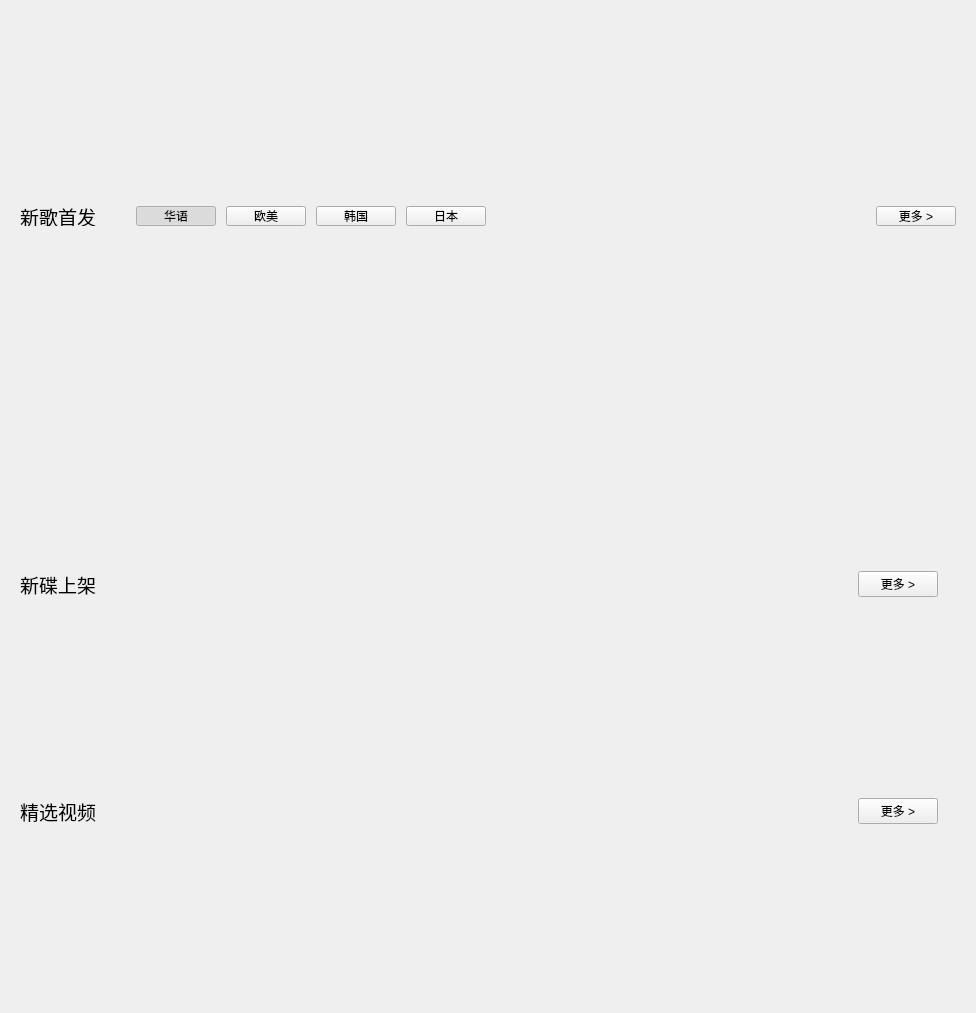
This is KuGouStart/MusicRepository/MusicRepository.ui in a-mo-xi-wei/Qt-KuGouAppClient as Qt 5 draws it before an edit. The edited form follows.
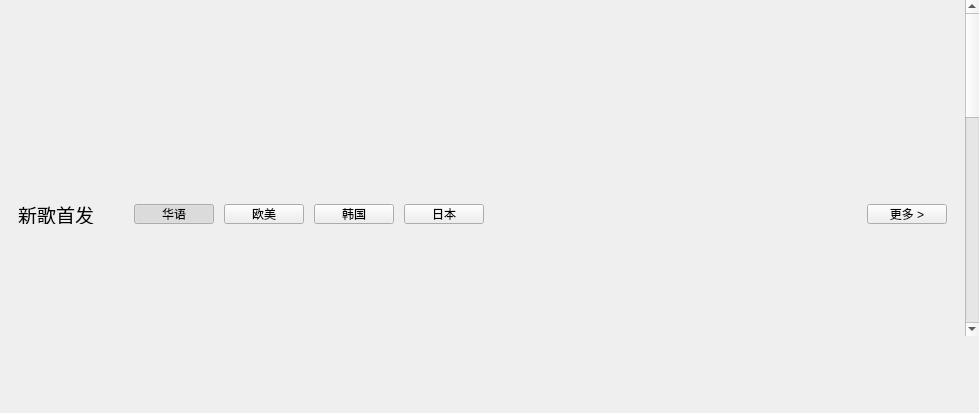
This is the edited form. Custom widgets are drawn as their Qt base class.

Commit message: 根据MyScrollArea的重构，删除相应的代码

```diff
--- a/KuGouStart/MusicRepository/MusicRepository.ui
+++ b/KuGouStart/MusicRepository/MusicRepository.ui
@@ -9,8 +9,8 @@
    <rect>
     <x>0</x>
     <y>0</y>
-    <width>976</width>
-    <height>1013</height>
+    <width>979</width>
+    <height>413</height>
    </rect>
   </property>
   <property name="sizePolicy">
@@ -22,6 +22,42 @@
   <property name="windowTitle">
    <string>MusicRepository</string>
   </property>
+  <layout class="QVBoxLayout" name="verticalLayout_4">
+   <property name="spacing">
+    <number>0</number>
+   </property>
+   <property name="leftMargin">
+    <number>0</number>
+   </property>
+   <property name="topMargin">
+    <number>0</number>
+   </property>
+   <property name="rightMargin">
+    <number>0</number>
+   </property>
+   <property name="bottomMargin">
+    <number>0</number>
+   </property>
+   <item>
+    <widget class="MyScrollArea" name="scrollArea">
+     <property name="frameShape">
+      <enum>QFrame::NoFrame</enum>
+     </property>
+     <property name="horizontalScrollBarPolicy">
+      <enum>Qt::ScrollBarAlwaysOff</enum>
+     </property>
+     <property name="widgetResizable">
+      <bool>true</bool>
+     </property>
+     <widget class="QWidget" name="scrollAreaWidgetContents">
+      <property name="geometry">
+       <rect>
+        <x>0</x>
+        <y>0</y>
+        <width>962</width>
+        <height>990</height>
+       </rect>
+      </property>
   <layout class="QVBoxLayout" name="verticalLayout_3">
    <item>
     <widget class="QWidget" name="widget" native="true">
@@ -826,6 +862,10 @@
      </layout>
     </widget>
    </item>
+      </layout>
+     </widget>
+    </widget>
+   </item>
    <item>
     <spacer name="verticalSpacer">
      <property name="orientation">
@@ -834,7 +874,7 @@
      <property name="sizeHint" stdset="0">
       <size>
        <width>20</width>
-       <height>1</height>
+       <height>5</height>
       </size>
      </property>
     </spacer>
@@ -860,6 +900,12 @@
    <header>MusicRepoVideo.h</header>
    <container>1</container>
   </customwidget>
+  <customwidget>
+   <class>MyScrollArea</class>
+   <extends>QScrollArea</extends>
+   <header>MyScrollArea.h</header>
+   <container>1</container>
+  </customwidget>
  </customwidgets>
  <resources/>
  <connections/>
```
Lines whose indentation alone changed are shown as unchanged. The commit also changes 16 other files.
